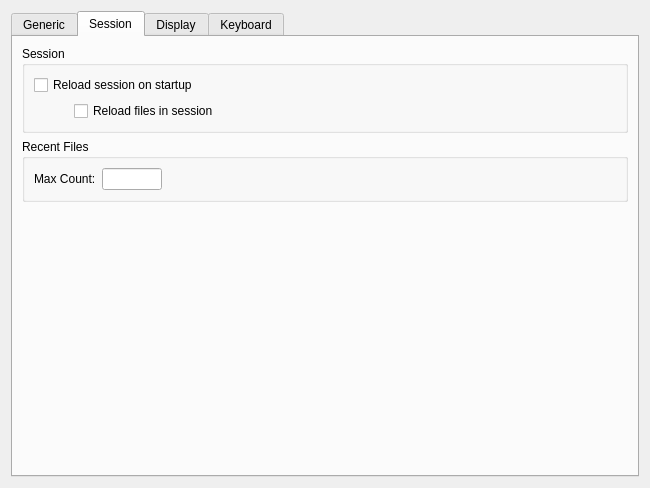
The window that liteidex/src/liteapp/liteappoption.ui (visualfc/liteide) describes before a commit, drawn with Qt 5.
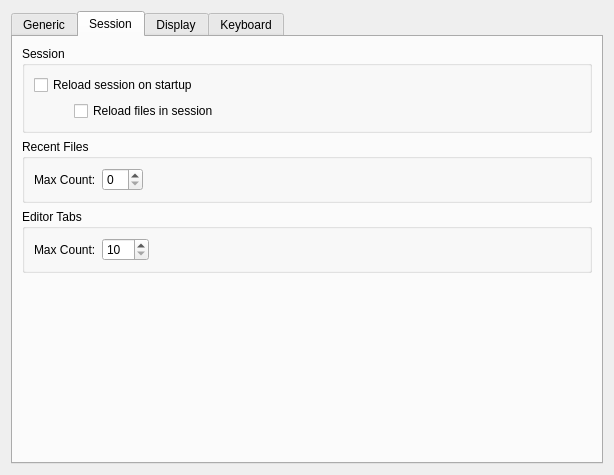
The same window after the commit. The open tabs and pages were chosen to show the change.

Commit message: liteapp: add max editor count option

The edit to the form file:
```diff
--- a/liteidex/src/liteapp/liteappoption.ui
+++ b/liteidex/src/liteapp/liteappoption.ui
@@ -6,8 +6,8 @@
    <rect>
     <x>0</x>
     <y>0</y>
-    <width>650</width>
-    <height>488</height>
+    <width>614</width>
+    <height>445</height>
    </rect>
   </property>
   <property name="windowTitle">
@@ -321,21 +321,9 @@
            </widget>
           </item>
           <item>
-           <widget class="QLineEdit" name="maxRecentLineEdit">
-            <property name="sizePolicy">
-             <sizepolicy hsizetype="Preferred" vsizetype="Fixed">
-              <horstretch>0</horstretch>
-              <verstretch>0</verstretch>
-             </sizepolicy>
-            </property>
-            <property name="maximumSize">
-             <size>
-              <width>60</width>
-              <height>16777215</height>
-             </size>
-            </property>
-            <property name="inputMask">
-             <string/>
+           <widget class="QSpinBox" name="maxRecentFilesSpinBox">
+            <property name="toolTip">
+             <string>0-99</string>
             </property>
            </widget>
           </item>
@@ -356,8 +344,48 @@
            </spacer>
           </item>
          </layout>
-         <zorder>maxRecentLineEdit</zorder>
-         <zorder>label_3</zorder>
+        </widget>
+       </item>
+       <item>
+        <widget class="QGroupBox" name="groupBox_12">
+         <property name="title">
+          <string>Editor Tabs</string>
+         </property>
+         <layout class="QHBoxLayout" name="horizontalLayout_9">
+          <item>
+           <widget class="QLabel" name="label_2">
+            <property name="text">
+             <string>Max Count:</string>
+            </property>
+           </widget>
+          </item>
+          <item>
+           <widget class="QSpinBox" name="maxEditorCountSpinBox">
+            <property name="toolTip">
+             <string>10-999</string>
+            </property>
+            <property name="minimum">
+             <number>10</number>
+            </property>
+            <property name="maximum">
+             <number>999</number>
+            </property>
+           </widget>
+          </item>
+          <item>
+           <spacer name="horizontalSpacer_8">
+            <property name="orientation">
+             <enum>Qt::Horizontal</enum>
+            </property>
+            <property name="sizeHint" stdset="0">
+             <size>
+              <width>40</width>
+              <height>20</height>
+             </size>
+            </property>
+           </spacer>
+          </item>
+         </layout>
         </widget>
        </item>
        <item>
```
Left out of the diff: 2 changed lines with no effect on the pictures. The commit also changes 4 other files.
